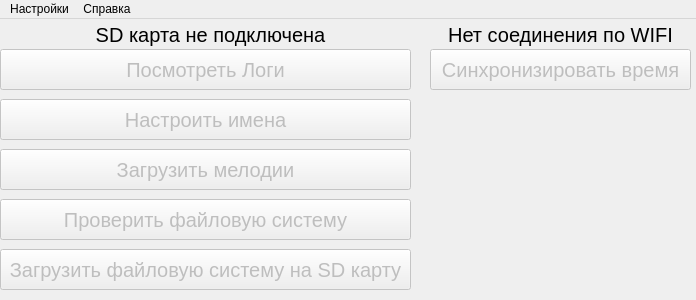
Qt form Firmware/python scripts/mainPage.ui (Webring/ASTRI) before a commit.
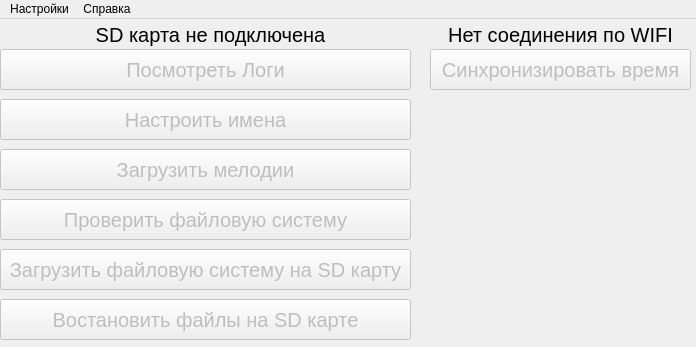
The same form after that commit. Icons and pictures are not drawn.

Patch:
```diff
--- a/Firmware/python scripts/mainPage.ui
+++ b/Firmware/python scripts/mainPage.ui
@@ -7,7 +7,7 @@
     <x>0</x>
     <y>0</y>
     <width>696</width>
-    <height>300</height>
+    <height>347</height>
    </rect>
   </property>
   <property name="sizePolicy">
@@ -204,6 +204,27 @@
      <string>Настроить имена</string>
     </property>
    </widget>
+   <widget class="QPushButton" name="backupButton">
+    <property name="enabled">
+     <bool>false</bool>
+    </property>
+    <property name="geometry">
+     <rect>
+      <x>0</x>
+      <y>280</y>
+      <width>411</width>
+      <height>41</height>
+     </rect>
+    </property>
+    <property name="font">
+     <font>
+      <pointsize>15</pointsize>
+     </font>
+    </property>
+    <property name="text">
+     <string>Востановить файлы на SD карте</string>
+    </property>
+   </widget>
   </widget>
   <widget class="QMenuBar" name="menubar">
    <property name="geometry">
```
